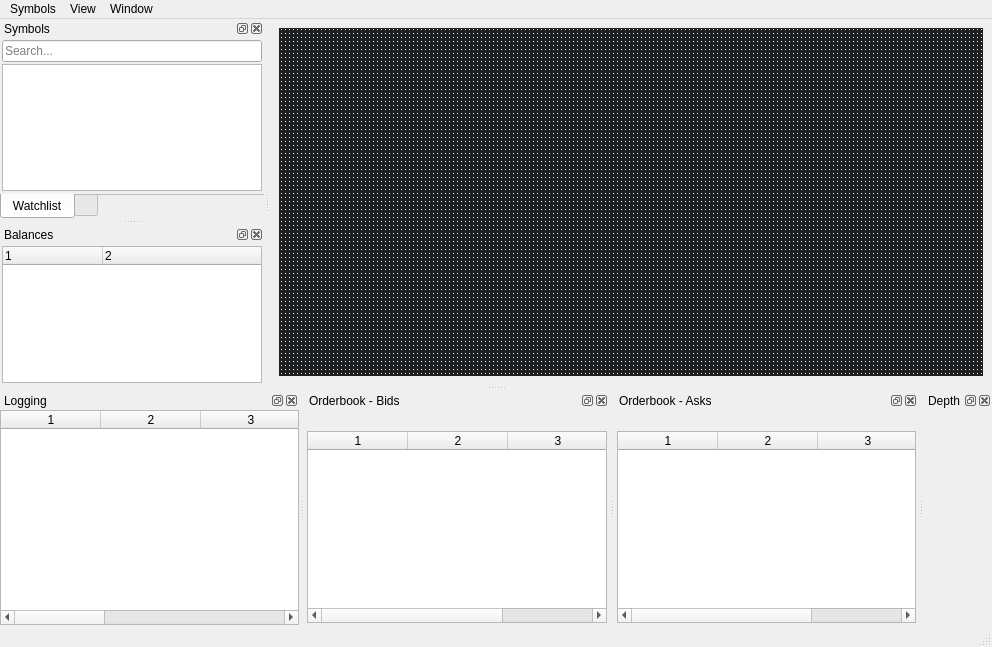
This is Centaur/ui/CentaurApp.ui in 519984307/Centaur as Qt 5 draws it before an edit. The edited form follows.
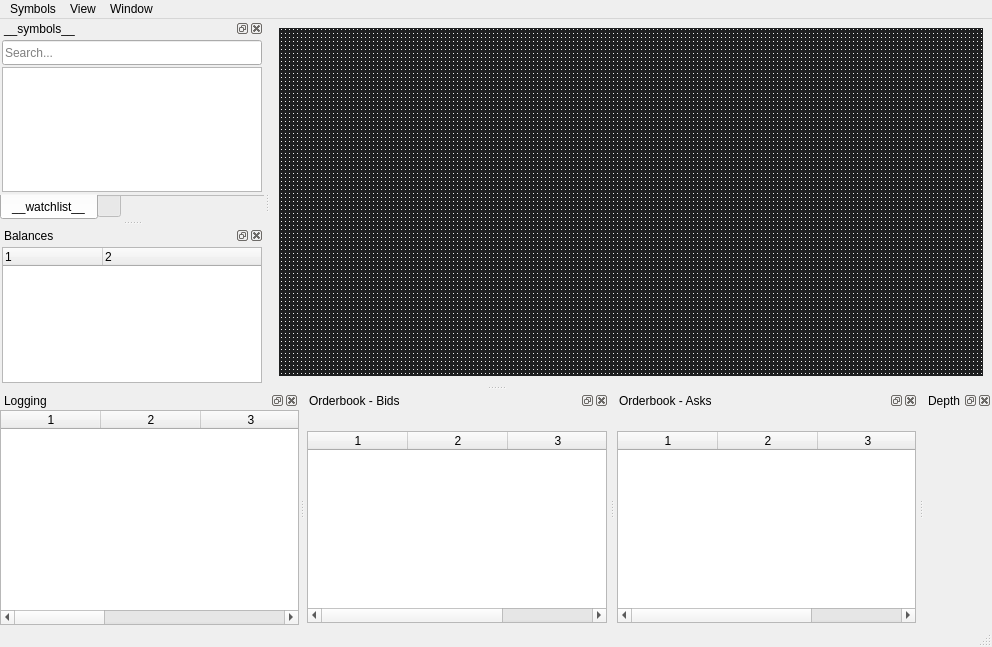
This is the edited form. Icons and pictures are not drawn. Custom widgets are drawn as their Qt base class.

The edit to the form file:
```diff
--- a/Centaur/ui/CentaurApp.ui
+++ b/Centaur/ui/CentaurApp.ui
@@ -1,7 +1,7 @@
 <?xml version="1.0" encoding="UTF-8"?>
 <ui version="4.0">
- <class>cent::CentaurApp</class>
- <widget class="QMainWindow" name="cent::CentaurApp">
+ <class>CENTAUR_NAMESPACE::CentaurApp</class>
+ <widget class="QMainWindow" name="CENTAUR_NAMESPACE::CentaurApp">
   <property name="geometry">
    <rect>
     <x>0</x>
@@ -92,14 +92,14 @@
    <addaction name="m_menuWindow"/>
   </widget>
   <widget class="QStatusBar" name="m_statusBar"/>
-  <widget class="QDockWidget" name="m_dockSymbols">
+  <widget class="QDockWidget" name="dockSymbols">
    <property name="windowTitle">
-    <string>Symbols</string>
+    <string notr="true">__symbols__</string>
    </property>
    <attribute name="dockWidgetArea">
     <number>1</number>
    </attribute>
-   <widget class="QWidget" name="m_dockContents">
+   <widget class="QWidget" name="dockContents">
     <layout class="QHBoxLayout" name="m_symbolsLayout">
      <property name="spacing">
       <number>0</number>
@@ -117,7 +117,7 @@
       <number>0</number>
      </property>
      <item>
-      <widget class="QTabWidget" name="m_ctrlSymbols">
+      <widget class="QTabWidget" name="tabSymbols">
        <property name="tabPosition">
         <enum>QTabWidget::South</enum>
        </property>
@@ -148,9 +148,9 @@
        <property name="tabBarAutoHide">
         <bool>true</bool>
        </property>
-       <widget class="QWidget" name="m_tabWatchList">
+       <widget class="QWidget" name="tabWatchList">
         <attribute name="title">
-         <string>Watchlist</string>
+         <string notr="true">__watchlist__</string>
         </attribute>
         <layout class="QVBoxLayout" name="m_watchListLayout">
          <property name="spacing">
@@ -169,12 +169,21 @@
           <number>2</number>
          </property>
          <item>
-          <widget class="QLineEdit" name="m_ctrlWatchListFilter">
+          <widget class="QLineEdit" name="editWatchListFilter">
+           <property name="minimumSize">
+            <size>
+             <width>0</width>
+             <height>25</height>
+            </size>
+           </property>
+           <property name="text">
+            <string notr="true"/>
+           </property>
            <property name="echoMode">
             <enum>QLineEdit::Normal</enum>
            </property>
            <property name="placeholderText">
-            <string>Search...</string>
+            <string notr="true">Search...</string>
            </property>
            <property name="clearButtonEnabled">
             <bool>true</bool>
@@ -182,7 +191,27 @@
           </widget>
          </item>
          <item>
-          <widget class="cent::CenListCtrl" name="m_ctrlWatchList">
+          <widget class="CENTAUR_NAMESPACE::CenListCtrl" name="listWatchList">
+           <property name="styleSheet">
+            <string notr="true">
+QTableView QTableCornerButton::section {
+    background: rgb(48,48,48);
+    border: 0px;
+}
+
+QTableView::item {
+	border: 0px;
+	min-height: 100px;
+}
+
+QTableView::item:hover{
+	background-color: rgb(48,48,48);
+}
+
+QTableView::item:selected{
+	background-color: rgb(78,78,78);
+}</string>
+           </property>
            <property name="sortingEnabled">
             <bool>true</bool>
            </property>
@@ -193,7 +222,7 @@
          </item>
         </layout>
        </widget>
-       <widget class="QWidget" name="m_symbolsEmptyLayout_2">
+       <widget class="QWidget" name="symbolsEmptyLayout">
         <attribute name="title">
          <string/>
         </attribute>
@@ -641,7 +670,7 @@
  </widget>
  <customwidgets>
   <customwidget>
-   <class>cent::CenListCtrl</class>
+   <class>CENTAUR_NAMESPACE::CenListCtrl</class>
    <extends>QTableView</extends>
    <header>CenListCtrl.hpp</header>
   </customwidget>
@@ -652,6 +681,8 @@
    <container>1</container>
   </customwidget>
  </customwidgets>
- <resources/>
+ <resources>
+  <include location="../rcc/resource.qrc"/>
+ </resources>
  <connections/>
 </ui>
```
